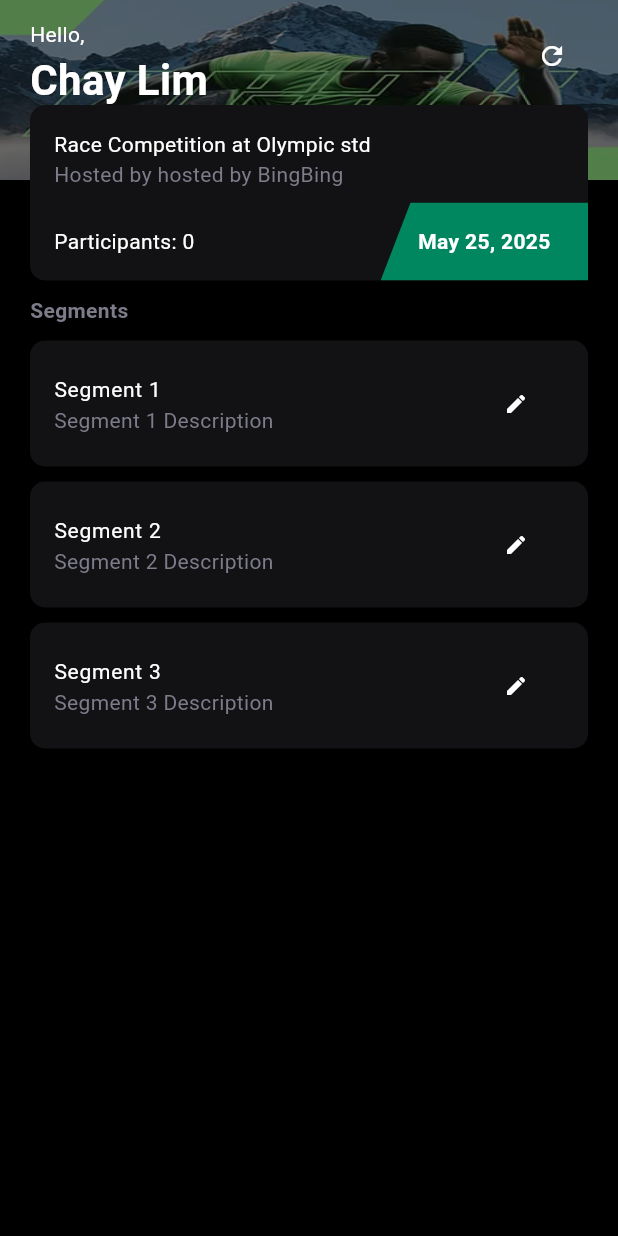
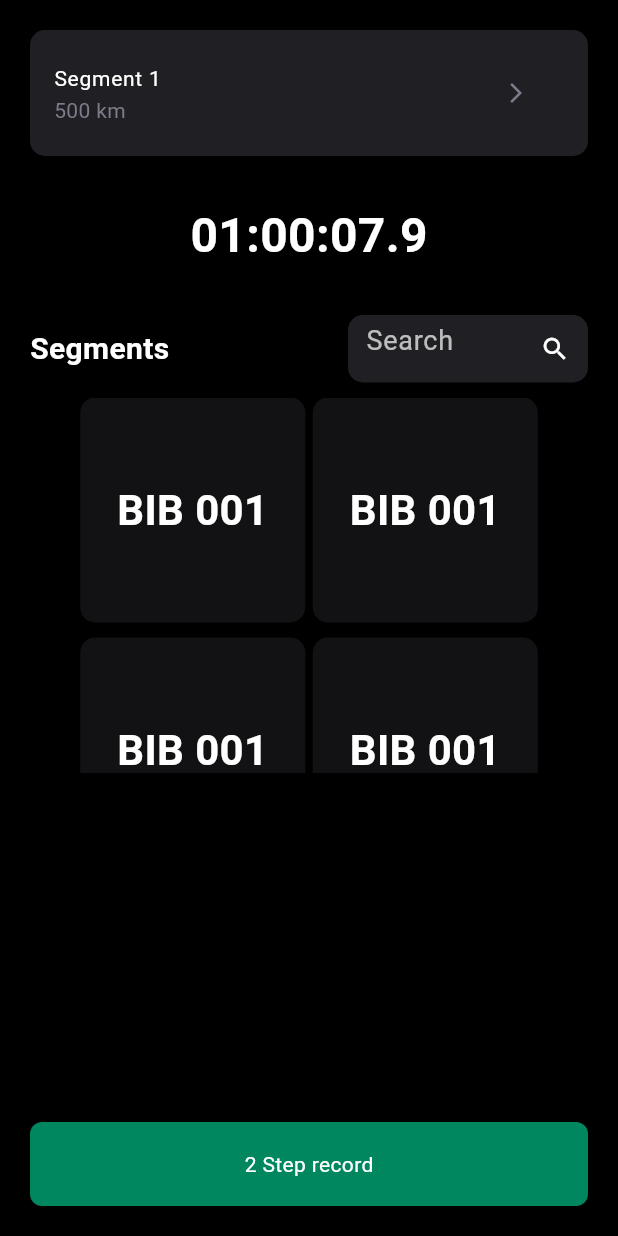
Before and after one commit to ChayLimm/UniSport, a Flutter app: the screen it shows after launch, on a phone screen of 412 x 824 dp. Run offline on Flutter 3.47's test engine with Material 3 defaults, Android fonts, the phone set to English and light mode, and no system bars.

Commit message:
Implement tracking race screen (static UI)

```diff
--- a/lib/main.dart
+++ b/lib/main.dart
@@ -6,6 +6,7 @@ import 'package:unitime/presentation/provider/race_provider.dart';
 import 'package:unitime/presentation/themes/theme.dart';
 import 'package:unitime/presentation/views/home_screen/home_screen.dart';
 import 'package:unitime/presentation/views/race_segment_screen/race_segment_screen.dart';
+import 'package:unitime/presentation/views/tracking_race_screen/tracking_race_screen.dart';
 
 
 void main() {
@@ -31,10 +32,10 @@ class MyApp extends StatelessWidget {
   @override
   Widget build(BuildContext context) {
     return MaterialApp(
-
       title: 'Flutter Demo',
       theme: appTheme,
-      home: HomeScreen(), // Widget where you'll access the provider
+      debugShowCheckedModeBanner: false,
+      home: TrackingRaceSegmentScreen(), // Widget where you'll access the provider
     );
   }
 }
--- a/lib/presentation/views/race_segment_screen/race_segment_screen.dart
+++ b/lib/presentation/views/race_segment_screen/race_segment_screen.dart
@@ -6,7 +6,7 @@ import 'package:unitime/presentation/provider/race_provider.dart';
 import 'package:unitime/presentation/themes/theme.dart';
 import 'package:unitime/presentation/views/race_segment_screen/widget/segment_appbar.dart';
 import 'package:unitime/presentation/views/race_segment_screen/widget/segment_card.dart';
-import 'package:unitime/presentation/views/race_segment_screen/widget/timer.dart';
+import 'package:unitime/presentation/widgets/timer.dart';
 import 'package:unitime/presentation/widgets/UniButton.dart';
 import 'package:unitime/presentation/widgets/label.dart';
 import 'package:unitime/presentation/widgets/uni_bottomnav.dart';
@@ -73,8 +73,8 @@ class RaceSegmentScreen extends StatelessWidget {
             participantFinish(race),
             const SizedBox(
               height: 10,
-            ),
-            StopWatch(),
+            ),StopWatch(),
+
             const SizedBox(
               height: 10,
             ),
--- /dev/null
+++ b/lib/presentation/views/tracking_race_screen/tracking_race_screen.dart
@@ -0,0 +1,134 @@
+import 'package:flutter/material.dart';
+import 'package:provider/provider.dart';
+import 'package:unitime/domain/model/race.dart';
+import 'package:unitime/domain/model/segment.dart';
+import 'package:unitime/presentation/provider/race_provider.dart';
+import 'package:unitime/presentation/themes/theme.dart';
+import 'package:unitime/presentation/views/tracking_race_screen/widget/finished_bib_number.dart';
+import 'package:unitime/presentation/views/tracking_race_screen/widget/race_segment_card.dart';
+import 'package:unitime/presentation/views/tracking_race_screen/widget/search_bar.dart';
+import 'package:unitime/presentation/views/tracking_race_screen/widget/unfinished_bib_number.dart';
+import 'package:unitime/presentation/widgets/UniButton.dart';
+import 'package:unitime/presentation/widgets/timer.dart';
+
+class TrackingRaceSegmentScreen extends StatelessWidget {
+  TrackingRaceSegmentScreen({super.key});
+
+  //dummy data
+  final Race race = Race(
+      id: 1234,
+      name: "Race run lg - olympic",
+      description: "This is the description",
+      status: RaceStatus.pending,
+      createAt: DateTime.now(),
+      updateAt: DateTime.now(),
+      startTime: DateTime.now().subtract(Duration(hours: 1)));
+  final List<Segment> sampleSegments = [
+    Segment(
+      id: 1,
+      raceId: 101,
+      description: 'Segment 1 Description',
+      name: 'Segment 1',
+      orderNumber: 1,
+      checkpoint: null,
+    ),
+    Segment(
+      id: 2,
+      raceId: 101,
+      description: 'Segment 2 Description',
+      name: 'Segment 2',
+      orderNumber: 2,
+      checkpoint: null,
+    ),
+    Segment(
+      id: 3,
+      raceId: 101,
+      description: 'Segment 3 Description',
+      name: 'Segment 3',
+      orderNumber: 3,
+      checkpoint: null,
+    ),
+  ];
+
+  @override
+  Widget build(BuildContext context) {
+    bool isFinished=false;
+    final raceProvider = context.read<RaceProvider>();
+    raceProvider.start(race);
+    TextEditingController myController = TextEditingController();
+    return Scaffold(
+      backgroundColor: Colors.black,
+      body: Padding(
+        padding: const EdgeInsets.all(20),
+        child: Column(
+          children: [
+            SegmentCard(
+              raceSegmentTitle: "Segment 1",
+              raceSegmentDistance: 500,
+            ),
+            const SizedBox(
+              height: 10,
+            ),
+            StopWatch(),
+            const SizedBox(
+              height: 10,
+            ),
+            Row(
+              mainAxisAlignment: MainAxisAlignment.spaceBetween,
+              children: [
+                Text(
+                  "Segments",
+                  style: TextStyle(
+                    color: Colors.white,
+                    fontSize: 20,
+                    fontWeight: FontWeight.bold,
+                  ),
+                ),
+                Expanded(
+                    child: SizedBox(
+                  width: 100,
+                )),
+                CustomSearchbar(
+                  controller: myController,
+                  onChanged: (value) {
+                    print("Search: $value");
+                  },
+                ),
+                const SizedBox(
+                  height: 10,
+                ),
+              ],
+            ),
+            const SizedBox(
+              height: 10,
+            ),
+            SizedBox(
+              height: 250, // Adjust height based on how many rows you expect
+              child: SingleChildScrollView(
+                child: Wrap(
+                  spacing: 5,
+                  runSpacing: 10,
+                  children: List.generate(10, (index) {
+                    return InkWell(
+                      onTap: (){
+                        isFinished=true;
+                      },
+                      child: isFinished?FinishedBibNumber():UnFinishedBibNumber()
+                      ); // Your fixed-size widget
+                  }),
+                ),
+              ),
+            ),
+            Spacer(),
+            UniButton(
+                onTrigger: () {
+                  raceProvider.endRace(race.id);
+                },
+                color: UniColor.primary,
+                label: "2 Step record"),
+          ],
+        ),
+      ),
+    );
+  }
+}
--- /dev/null
+++ b/lib/presentation/views/tracking_race_screen/widget/finished_bib_number.dart
@@ -0,0 +1,32 @@
+import 'package:flutter/material.dart';
+import 'package:unitime/presentation/themes/theme.dart';
+
+class FinishedBibNumber extends StatelessWidget {
+  const FinishedBibNumber({super.key});
+
+  @override
+  Widget build(BuildContext context) {
+    return Container(
+      width: 150,
+      height: 150,
+      decoration: BoxDecoration(
+        color: UniColor.backGroundColor2.withOpacity(0.5), // dark background
+        borderRadius: BorderRadius.circular(UniSpacing.radius),
+      ),
+      child: Column(
+        mainAxisAlignment: MainAxisAlignment.center,
+        children: [
+          Text(
+            'BIB 001',
+            style: UniTextStyles.heading.copyWith(color: UniColor.white),
+          ),
+          const SizedBox(height: 5),
+          Text(
+            'Finished in 00:01:30',
+            style: UniTextStyles.body.copyWith(color: UniColor.white),
+          ),
+        ],
+      ),
+    );
+  }
+}
--- /dev/null
+++ b/lib/presentation/views/tracking_race_screen/widget/race_segment_card.dart
@@ -0,0 +1,35 @@
+import 'package:flutter/material.dart';
+import 'package:unitime/presentation/themes/theme.dart';
+
+class SegmentCard extends StatelessWidget {
+  final String raceSegmentTitle;
+  final int raceSegmentDistance;
+  const SegmentCard({super.key,required this.raceSegmentTitle,required this.raceSegmentDistance});
+
+  @override
+  Widget build(BuildContext context) {
+    return Container(
+      padding: EdgeInsets.symmetric(vertical: 6),
+      decoration: BoxDecoration(
+        color: UniColor.black2,
+        borderRadius: BorderRadius.circular(UniSpacing.radius)
+      ),
+      child: ListTile(
+        title: Text(
+          raceSegmentTitle,
+          style:  UniTextStyles.body.copyWith(),
+        ),
+        subtitle: Text(
+          "${raceSegmentDistance.toString()} km",
+          style: UniTextStyles.body.copyWith(color: UniColor.grayDark),
+        ),
+        trailing: IconButton(
+          onPressed: (){},
+          icon: Icon(Icons.arrow_forward_ios_outlined),
+          color: UniColor.grayDark,
+          iconSize: 16,
+          ),
+      )
+    );
+  }
+}
--- /dev/null
+++ b/lib/presentation/views/tracking_race_screen/widget/search_bar.dart
@@ -0,0 +1,46 @@
+import 'package:flutter/material.dart';
+import 'package:unitime/presentation/themes/theme.dart';
+
+class CustomSearchbar extends StatelessWidget {
+  final TextEditingController? controller;
+  final String hintText;
+  final Function(String)? onChanged;
+
+  const CustomSearchbar({
+    super.key,
+    this.controller,
+    this.hintText = "Search",
+    this.onChanged,
+  });
+
+  @override
+  Widget build(BuildContext context) {
+    return Container(
+      height: 45,
+      width: 160,
+      padding: const EdgeInsets.symmetric(horizontal: 12,vertical: 9),
+      decoration: BoxDecoration(
+        color: UniColor.backGroundColor2, // dark background
+        borderRadius: BorderRadius.circular(UniSpacing.radius),
+      ),
+      child: Row(
+        crossAxisAlignment: CrossAxisAlignment.center,
+        children: [
+          Expanded(
+            child: TextField(
+              controller: controller,
+              onChanged: onChanged,
+              style: const TextStyle(color: Colors.white),
+              decoration: InputDecoration(
+                border: InputBorder.none,
+                hintText: hintText,
+                hintStyle: const TextStyle(color: Colors.white70,fontSize: 18),
+              ),
+            ),
+          ),
+          const Icon(Icons.search, color: Colors.white,size: 20,),
+        ],
+      ),
+    );
+  }
+}
--- /dev/null
+++ b/lib/presentation/views/tracking_race_screen/widget/unfinished_bib_number.dart
@@ -0,0 +1,27 @@
+import 'package:flutter/material.dart';
+import 'package:unitime/presentation/themes/theme.dart';
+
+class UnFinishedBibNumber extends StatelessWidget {
+  const UnFinishedBibNumber({super.key});
+
+  @override
+  Widget build(BuildContext context) {
+    return Container(
+      width: 150,
+      height: 150,
+      decoration: BoxDecoration(
+        color: UniColor.backGroundColor, // dark background
+        borderRadius: BorderRadius.circular(10),
+      ),
+      child: Column(
+        mainAxisAlignment: MainAxisAlignment.center,
+        children: [
+          Text(
+            'BIB 001',
+            style: UniTextStyles.heading.copyWith(color: UniColor.white),
+          ),
+        ],
+      ),
+    );
+  }
+}
```
Also changed, not shown: lib/presentation/views/race_screen/race_screen.dart (deleted), lib/presentation/views/race_screen/race_screen_widget.dart (deleted), lib/presentation/widgets/timer.dart (renamed from lib/presentation/views/race_segment_screen/widget/timer.dart).
